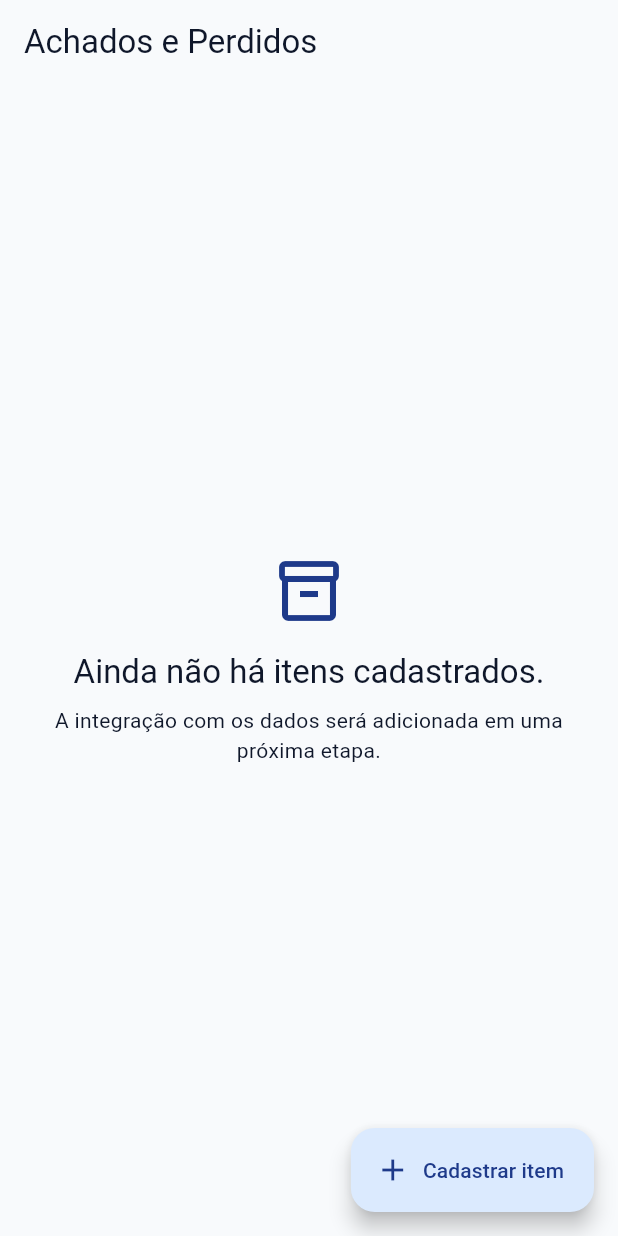
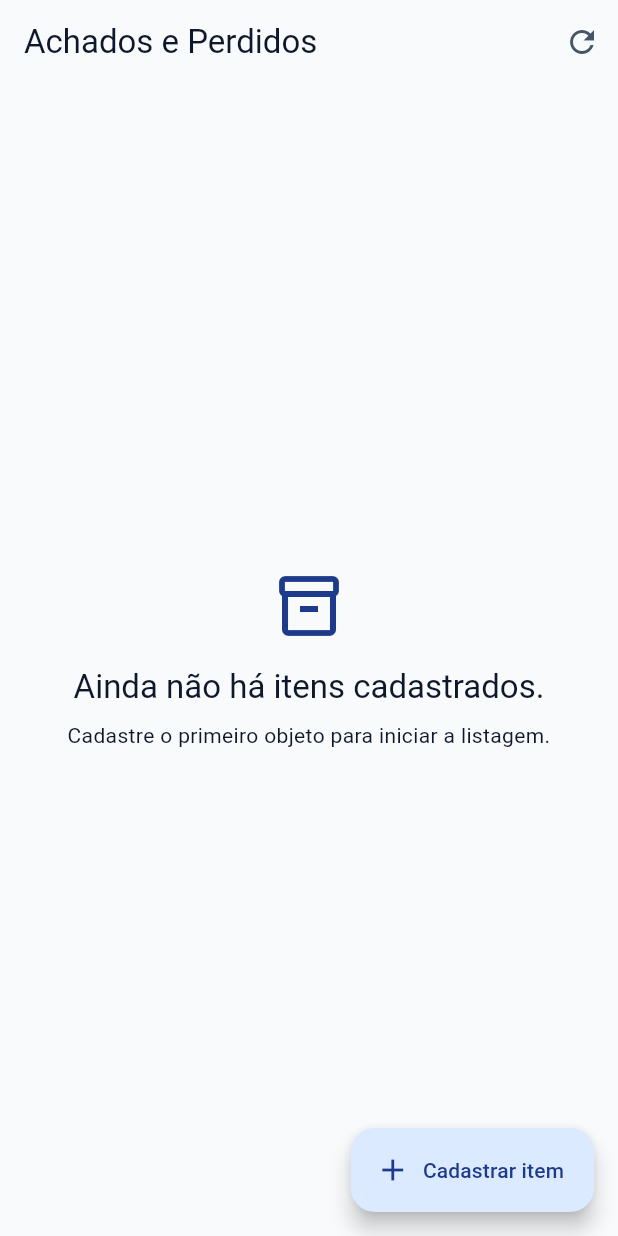
Before and after one commit to Kaua-cel/pmob-aval2, a Flutter app: the screen it shows after launch, on a phone screen of 412 x 824 dp. Run offline on Flutter 3.47's test engine with Material 3 defaults, Android fonts, the phone set to English and light mode, and no system bars; our stand-ins replace supabase_flutter; accounts and stored records are empty.

Commit message:
feat(list): build item listing screen

```diff
--- a/lib/ui/components/empty_state.dart
+++ b/lib/ui/components/empty_state.dart
@@ -24,7 +24,7 @@ class EstadoVazio extends StatelessWidget {
             ),
             const SizedBox(height: 8),
             Text(
-              'A integração com os dados será adicionada em uma próxima etapa.',
+              'Cadastre o primeiro objeto para iniciar a listagem.',
               style: Theme.of(context).textTheme.bodyMedium,
               textAlign: TextAlign.center,
             ),
--- a/lib/ui/screens/listagem_screen.dart
+++ b/lib/ui/screens/listagem_screen.dart
@@ -1,21 +1,80 @@
 import 'package:flutter/material.dart';
 
+import '../../models/item_record.dart';
 import '../components/empty_state.dart';
+import '../components/item_record_card.dart';
+import '../components/list_feedback_state.dart';
 import '../routes.dart';
 
+enum EstadoListaObjetos { carregando, sucesso, falha }
+
 class TelaListagem extends StatelessWidget {
-  const TelaListagem({super.key});
+  const TelaListagem({
+    super.key,
+    this.records = const [],
+    this.state = EstadoListaObjetos.sucesso,
+    this.onRefresh,
+    this.onOpenRegistration,
+    this.errorMessage,
+  });
+
+  final List<ItemRecord> records;
+  final EstadoListaObjetos state;
+  final Future<void> Function()? onRefresh;
+  final VoidCallback? onOpenRegistration;
+  final String? errorMessage;
+
+  Future<void> _refresh() async {
+    await onRefresh?.call();
+  }
+
+  void _openRegistration(BuildContext context) {
+    if (onOpenRegistration != null) {
+      onOpenRegistration!();
+      return;
+    }
+
+    Navigator.of(context).pushNamed(RotasAplicativo.cadastro);
+  }
 
   @override
   Widget build(BuildContext context) {
     return Scaffold(
-      appBar: AppBar(title: const Text('Achados e Perdidos')),
-      body: const EstadoVazio(),
+      appBar: AppBar(
+        title: const Text('Achados e Perdidos'),
+        actions: [
+          IconButton(
+            onPressed: _refresh,
+            tooltip: 'Atualizar listagem',
+            icon: const Icon(Icons.refresh),
+          ),
+        ],
+      ),
+      body: _buildBody(),
       floatingActionButton: FloatingActionButton.extended(
-        onPressed: () => Navigator.of(context).pushNamed(RotasAplicativo.cadastro),
+        onPressed: () => _openRegistration(context),
         icon: const Icon(Icons.add),
         label: const Text('Cadastrar item'),
       ),
     );
   }
+
+  Widget _buildBody() {
+    return switch (state) {
+      EstadoListaObjetos.carregando => const EstadoCarregandoLista(),
+      EstadoListaObjetos.falha => EstadoFalhaLista(onRetry: onRefresh, message: errorMessage),
+      EstadoListaObjetos.sucesso when records.isEmpty => const EstadoVazio(),
+      EstadoListaObjetos.sucesso => RefreshIndicator(
+        onRefresh: _refresh,
+        child: ListView.separated(
+          physics: const AlwaysScrollableScrollPhysics(),
+          padding: const EdgeInsets.fromLTRB(16, 16, 16, 96),
+          itemCount: records.length,
+          itemBuilder: (BuildContext context, int index) =>
+              CartaoRegistroItem(record: records[index]),
+          separatorBuilder: (BuildContext context, int index) => const SizedBox(height: 12),
+        ),
+      ),
+    };
+  }
 }
```
Also changed, not shown: lib/ui/components/item_record_card.dart (added, +65 -0 lines), lib/ui/components/list_feedback_state.dart (added, +60 -0 lines), 1 other file.
